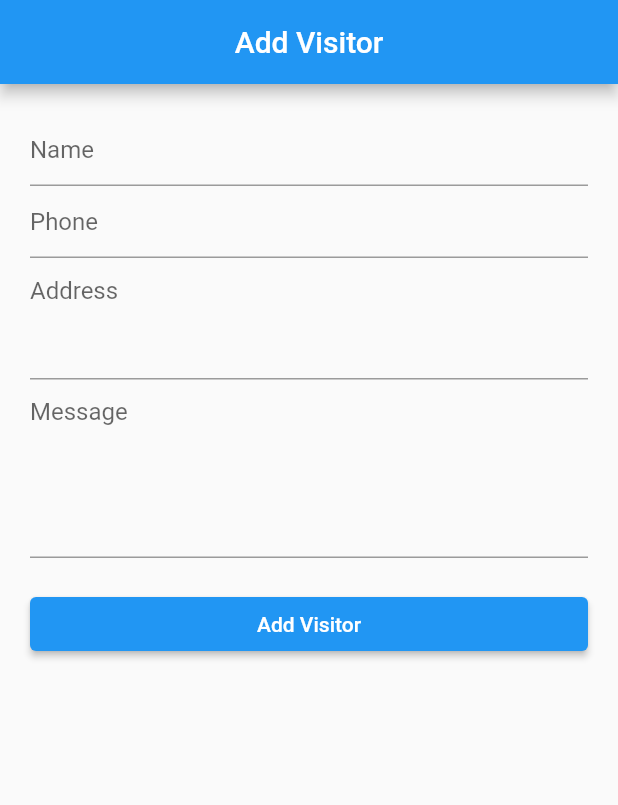
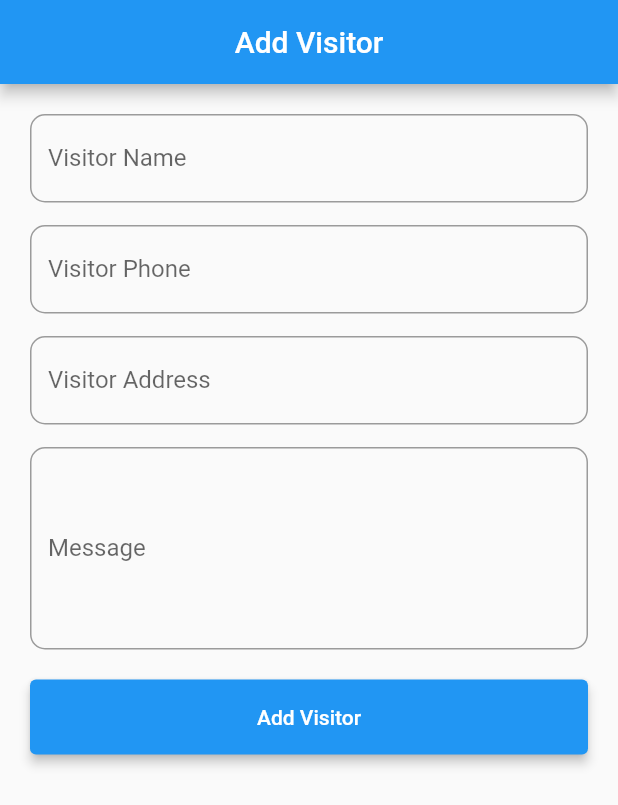
Before and after one commit to Beta7x/flutter-uts, a Flutter app: the AddVisitorPage screen opened directly, on a phone screen of 412 x 824 dp. Shown: the top 805 px of the screen. Run offline on Flutter 3.47's test engine with Material 2 defaults, Android fonts, the phone set to English and light mode, and no system bars; our stand-ins replace curved_navigation_bar, email_validator, flutter_screenutil, shared_preferences; accounts and stored records are empty.

```diff
--- a/lib/pages/about_page.dart
+++ b/lib/pages/about_page.dart
@@ -73,6 +73,6 @@ class _AboutPageState extends State<AboutPage> {
 
   @override
   Widget build(BuildContext context) {
-    return Scaffold();
+    return const Scaffold();
   }
 }
--- a/lib/pages/visitor_add.dart
+++ b/lib/pages/visitor_add.dart
@@ -1,5 +1,6 @@
 import 'dart:convert';
 
+import 'package:fluter_article_app/widgets/dialogs.dart';
 import 'package:flutter/material.dart';
 import 'package:http/http.dart' as http;
 
@@ -26,30 +27,59 @@ class _AddVisitorPageState extends State<AddVisitorPage> {
       body: ListView(
         padding: const EdgeInsets.all(20),
         children: [
-          TextField(
+          TextFormField(
             controller: nameController,
-            decoration: const InputDecoration(hintText: 'Name'),
+            decoration: InputDecoration(
+              hintText: 'Name',
+              labelText: "Visitor Name",
+              border: OutlineInputBorder(
+                borderRadius: BorderRadius.circular(10.0),
               ),
-          TextField(
+            ),
+            keyboardType: TextInputType.text,
+          ),
+          const SizedBox(height: 15),
+          TextFormField(
             controller: phoneController,
-            decoration: const InputDecoration(hintText: "Phone"),
+            decoration: InputDecoration(
+              hintText: "Phone",
+              labelText: "Visitor Phone",
+              border: OutlineInputBorder(
+                borderRadius: BorderRadius.circular(10.0),
               ),
-          TextField(
+            ),
+            keyboardType: TextInputType.number,
+          ),
+          const SizedBox(height: 15),
+          TextFormField(
             controller: addressController,
-            decoration: const InputDecoration(hintText: "Address"),
-            keyboardType: TextInputType.multiline,
-            minLines: 3,
-            maxLines: 5,
+            decoration: InputDecoration(
+              hintText: "Address",
+              labelText: "Visitor Address",
+              border: OutlineInputBorder(
+                borderRadius: BorderRadius.circular(10.0),
               ),
-          TextField(
+            ),
+            keyboardType: TextInputType.text,
+          ),
+          const SizedBox(height: 15),
+          TextFormField(
             controller: messageController,
-            decoration: const InputDecoration(hintText: 'Message'),
+            decoration: InputDecoration(
+              hintText: 'Message',
+              labelText: "Message",
+              border: OutlineInputBorder(
+                borderRadius: BorderRadius.circular(10.0),
+              ),
+            ),
             keyboardType: TextInputType.multiline,
             minLines: 5,
             maxLines: 10,
           ),
           const SizedBox(height: 20),
           ElevatedButton(
+            style: ElevatedButton.styleFrom(
+                elevation: 3, minimumSize: const Size(100, 50)),
             onPressed: submitAction,
             child: const Text("Add Visitor"),
           )
@@ -59,6 +89,7 @@ class _AddVisitorPageState extends State<AddVisitorPage> {
   }
 
   Future<void> submitAction() async {
+    final GlobalKey<State> keyLoader = GlobalKey<State>();
     // GET the data form
     final name = nameController.text;
     final phone = phoneController.text;
@@ -71,11 +102,13 @@ class _AddVisitorPageState extends State<AddVisitorPage> {
       "message": message,
     };
 
+    try {
       // Submit data to the server
       const url = 'https://lrg2ak.deta.dev/visitors/add';
       final uri = Uri.parse(url);
       final response = await http.post(uri,
-        body: jsonEncode(body), headers: {'Content-Type': 'application/json'});
+          body: jsonEncode(body),
+          headers: {'Content-Type': 'application/json'});
 
       // Show success or fail message based on status
       if (response.statusCode == 201) {
@@ -86,6 +119,11 @@ class _AddVisitorPageState extends State<AddVisitorPage> {
         showSuccessMessage('Success add Visitor');
       } else {
         showErrorMessage('Failed add Visitor');
+      }
+    } catch (e) {
+      Navigator.of(keyLoader.currentContext!, rootNavigator: false).pop();
+      Dialogs.popUp(context, '$e');
+      debugPrint('$e');
     }
   }
 
```
Also changed, not shown: lib/pages/visitor_detail.dart (added, +96 -0 lines), lib/pages/visitor_list.dart (+126 -7 lines). Lines whose indentation alone changed are shown as unchanged.
